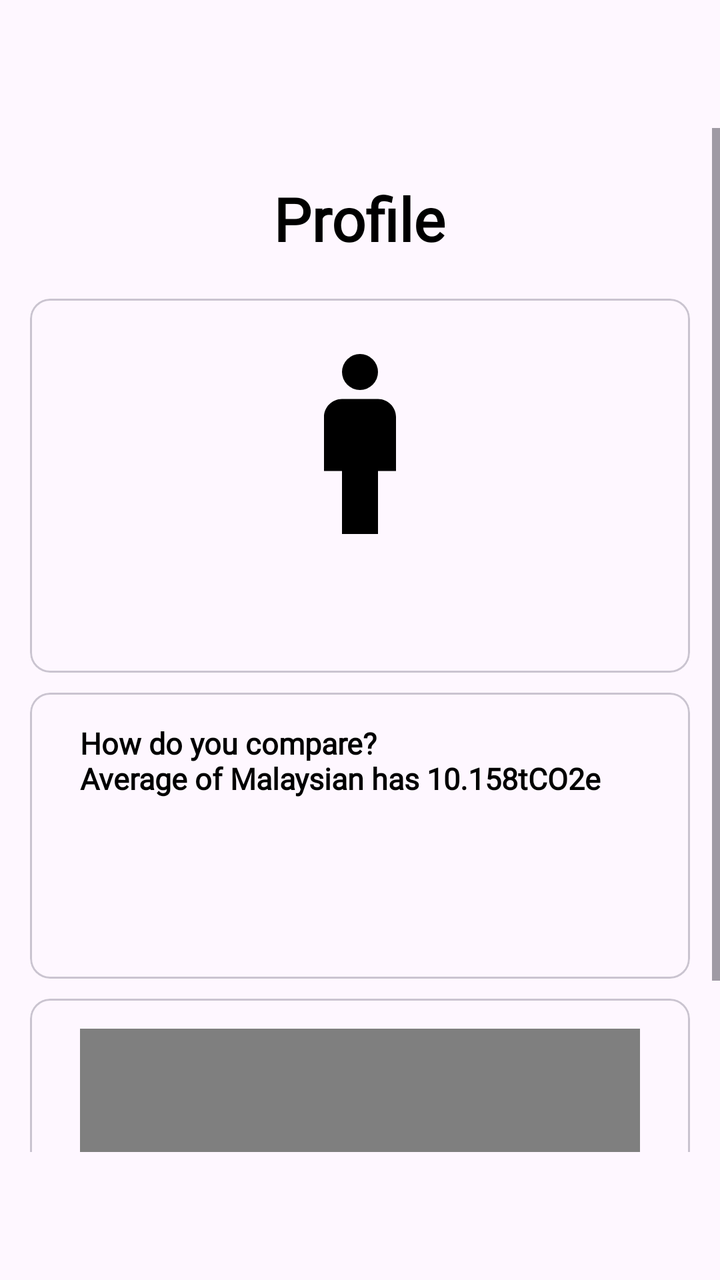
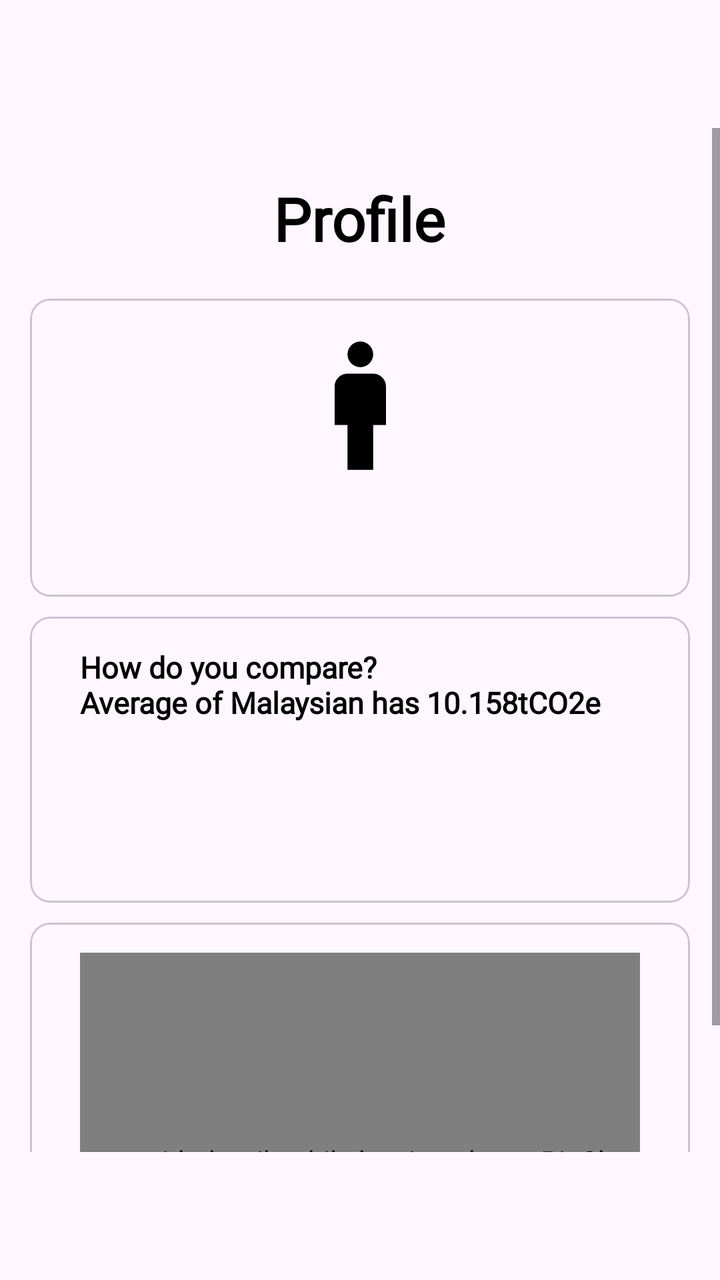

The first picture is an Android layout as it rendered before a commit; the second is the same layout after the commit. The layout source and the unified diff follow.
<!-- AndroidManifest.xml: application theme Theme.Carbonfootprint -->
<!-- res/layout/fragment_profile.xml -->
<?xml version="1.0" encoding="utf-8"?>
<ScrollView xmlns:android="http://schemas.android.com/apk/res/android"
xmlns:tools="http://schemas.android.com/tools"
android:layout_width="match_parent"
android:layout_height="match_parent"
xmlns:app="http://schemas.android.com/apk/res-auto"
    android:paddingTop="?attr/actionBarSize"
    android:paddingBottom="?attr/actionBarSize"
    tools:context=".MainPage">

<LinearLayout
    android:layout_width="match_parent"
    android:layout_height="wrap_content"
    android:orientation="vertical"
    android:layout_marginTop="10dp"
    android:padding="15dp">

    <TextView
        android:layout_width="wrap_content"
        android:layout_height="wrap_content"
        android:text="@string/profile"
        android:textStyle="bold"
        android:textSize="30sp"
        android:fontFamily="@font/poppinsbold"
        android:layout_gravity="center"
        android:textColor="@color/black"/>

    <com.google.android.material.card.MaterialCardView
        android:layout_width="match_parent"
        android:layout_height="wrap_content"
        app:cardCornerRadius="10dp"
        android:layout_marginTop="20dp">

        <LinearLayout
            android:layout_width="match_parent"
            android:layout_height="match_parent"
            android:layout_marginTop="0dp"
            android:orientation="vertical"
            android:padding="15dp">

            <com.google.android.material.imageview.ShapeableImageView
                android:layout_width="108dp"
                android:layout_height="115dp"
                android:layout_gravity="center"
                android:src="@drawable/user" />

            <LinearLayout
                android:layout_width="wrap_content"
                android:layout_height="wrap_content"
                android:layout_gravity="center"
                android:layout_marginTop="15dp"
                android:orientation="horizontal">

                <TextView
                    android:id="@+id/textUsername"
                    android:layout_width="wrap_content"
                    android:layout_height="wrap_content"
                    android:fontFamily="@font/poppinsmedium"
                    android:textAlignment="center"
                    android:textColor="@color/black"
                    android:textSize="20sp"
                    android:textStyle="bold" />
            </LinearLayout>
        </LinearLayout>

    </com.google.android.material.card.MaterialCardView>

    <com.google.android.material.card.MaterialCardView
        android:layout_width="match_parent"
        android:layout_height="wrap_content"
        android:layout_marginTop="10dp"
        app:cardCornerRadius="10dp">

        <LinearLayout
            android:layout_width="match_parent"
            android:layout_height="match_parent"
            android:orientation="vertical"
            android:padding="15dp">

            <RelativeLayout
                android:layout_width="match_parent"
                android:layout_height="113dp"
                android:layout_marginStart="10dp"
                android:layout_marginEnd="10dp">

                <TextView
                    android:layout_width="wrap_content"
                    android:layout_height="wrap_content"
                    android:layout_alignParentStart="true"
                    android:fontFamily="@font/poppinsmedium"
                    android:text="@string/how_do_you_compare_naverage_of_malaysian_has_10_158tco2e"
                    android:textColor="@color/black"
                    android:textSize="15sp"
                    android:textStyle="bold" />

                <TextView
                    android:id="@+id/total_text"
                    android:layout_width="wrap_content"
                    android:layout_height="wrap_content"
                    android:layout_alignParentStart="true"
                    android:layout_marginTop="70dp"
                    android:fontFamily="@font/poppinsmedium"
                    android:textColor="@color/black"
                    android:textSize="15sp"
                    android:textStyle="bold" />
            </RelativeLayout>


        </LinearLayout>
    </com.google.android.material.card.MaterialCardView>

    <com.google.android.material.card.MaterialCardView
        android:layout_width="match_parent"
        android:layout_height="wrap_content"
        android:layout_marginTop="10dp"
        app:cardCornerRadius="10dp">

        <LinearLayout
            android:layout_width="match_parent"
            android:layout_height="wrap_content"
            android:orientation="vertical"
            android:padding="15dp">

            <RelativeLayout
                android:layout_width="match_parent"
                android:layout_height="224dp"
                android:layout_marginStart="10dp"
                android:layout_marginEnd="10dp">

                <com.github.mikephil.charting.charts.PieChart
                    android:id="@+id/pieChart"
                    android:layout_width="match_parent"
                    android:layout_height="match_parent" />
            </RelativeLayout>
        </LinearLayout>
    </com.google.android.material.card.MaterialCardView>
</LinearLayout>
</ScrollView>
<!-- resources referenced by this layout -->
<resources>
  <color name="black">#FF000000</color>
  <!-- drawable user (drawable) -->
  <vector xmlns:android="http://schemas.android.com/apk/res/android" android:height="24dp" android:tint="#000000" android:viewportHeight="24" android:viewportWidth="24" android:width="24dp">
        
      <path android:fillColor="@android:color/white" android:pathData="M14,7h-4C8.9,7 8,7.9 8,9v6h2v7h4v-7h2V9C16,7.9 15.1,7 14,7z"/>
        
      <path android:fillColor="@android:color/white" android:pathData="M12,4m-2,0a2,2 0,1 1,4 0a2,2 0,1 1,-4 0"/>
      
  </vector>
  <string name="how_do_you_compare_naverage_of_malaysian_has_10_158tco2e">How do you compare?\nAverage of Malaysian has 10.158tCO2e</string>
  <string name="profile">Profile</string>
  <style name="Theme.Carbonfootprint" parent="Base.Theme.Carbonfootprint" />
  <style name="Base.Theme.Carbonfootprint" parent="Theme.Material3.DayNight.NoActionBar">
          
          
      </style>
</resources>

<!-- the commit's change to res/layout/fragment_profile.xml (unified diff, before → after) -->
@@ -40,7 +40,7 @@ xmlns:app="http://schemas.android.com/apk/res-auto"
 
             <com.google.android.material.imageview.ShapeableImageView
                 android:layout_width="108dp"
-                android:layout_height="115dp"
+                android:layout_height="77dp"
                 android:layout_gravity="center"
                 android:src="@drawable/user" />
 
